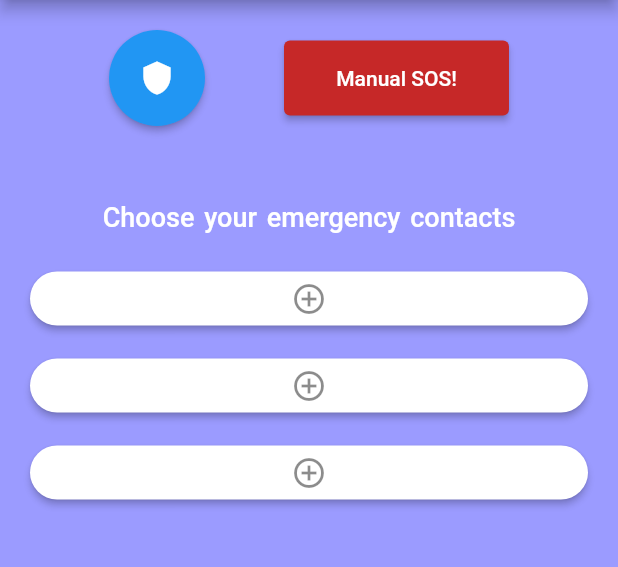
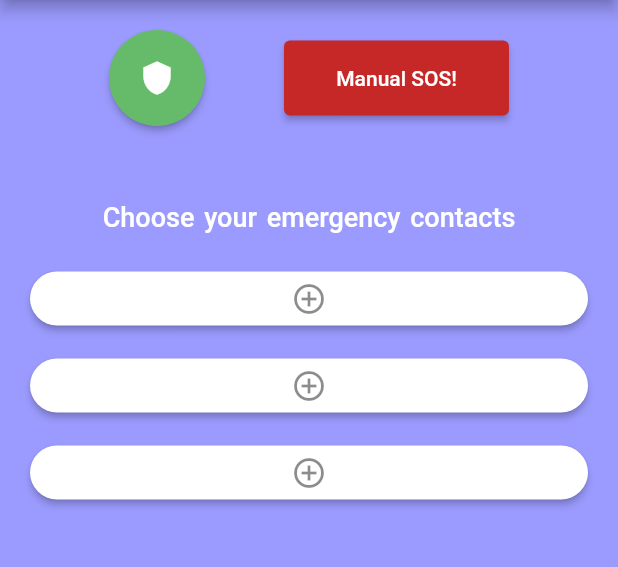
Before and after one commit to Aaditya1612/AutoBuddy, a Flutter app: the HomePageView screen opened by its route, after a tap on the "shield" icon, on a phone screen of 412 x 824 dp, the part 75-642 px from its top. Run offline on Flutter 3.47's test engine with Material 2 defaults, Android fonts, the phone set to English and light mode, and no system bars; our stand-ins replace audioplayers, camera, cloud_firestore, csv, firebase_auth, firebase_core and 8 more; missing offline and left inert: background_sms, fluttercontactpicker, geoflutterfire2, mailer, string_similarity; accounts and stored records are empty; project files that could hold a hidden picture were left out.

Commit message:
persistent activator

```diff
--- a/lib/functions/speech.dart
+++ b/lib/functions/speech.dart
@@ -52,6 +52,7 @@ class _ServiceActivatorState extends State<ServiceActivator> {
   late String userName;
   bool langLoad = false;
   String lang = "";
+  bool isActive = false;
 
   // This function ask for Permissions and give status of it
   void _setupSpeechRecognition() async {
@@ -349,17 +350,17 @@ class _ServiceActivatorState extends State<ServiceActivator> {
           onPressed: () async {
             await _getPermission();
             _setupSpeechRecognition();
+            setState(() {
+              isActive = !isActive;
+            });
           },
           child: Icon(Icons.shield),
           style: ButtonStyle(
             shape: MaterialStateProperty.all(CircleBorder()),
             padding: MaterialStateProperty.all(EdgeInsets.all(20)),
-            backgroundColor:
-                MaterialStateProperty.all(Colors.blue), // <-- Button color
-            overlayColor: MaterialStateProperty.resolveWith<Color?>((states) {
-              if (states.contains(MaterialState.pressed))
-                return Colors.red; // <-- Splash color
-            }),
+            backgroundColor: (isActive)
+                ? MaterialStateProperty.all(Colors.green.shade400)
+                : MaterialStateProperty.all(Colors.blue), // <-- Button color
           ),
         ),
         SizedBox(
```
